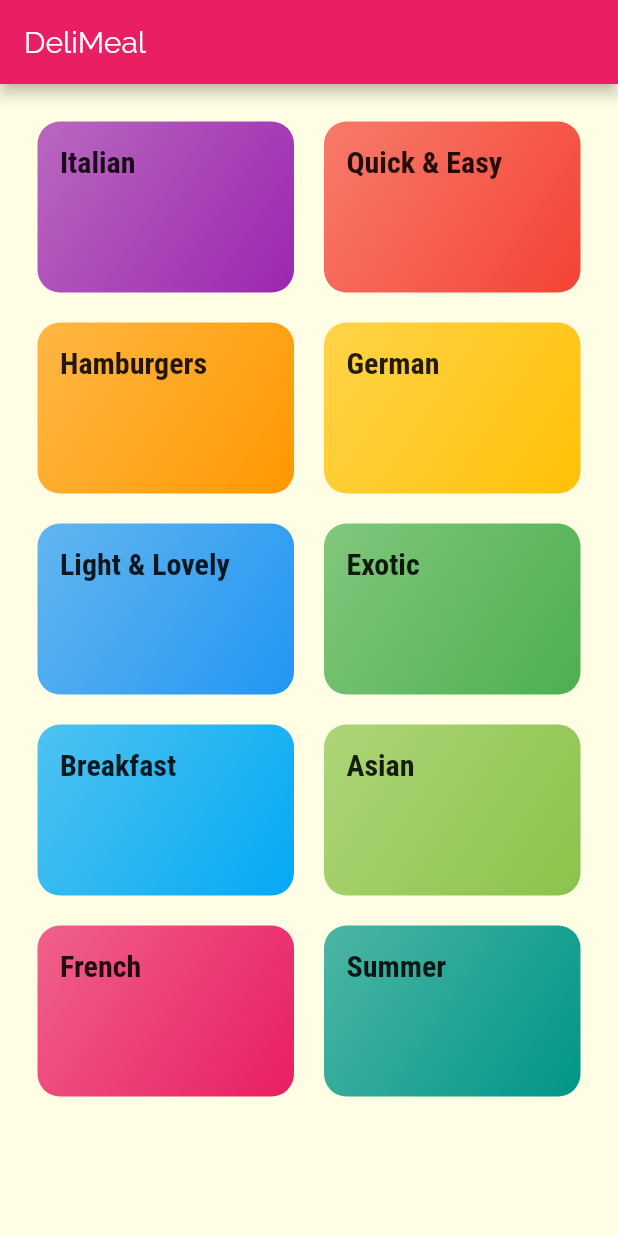
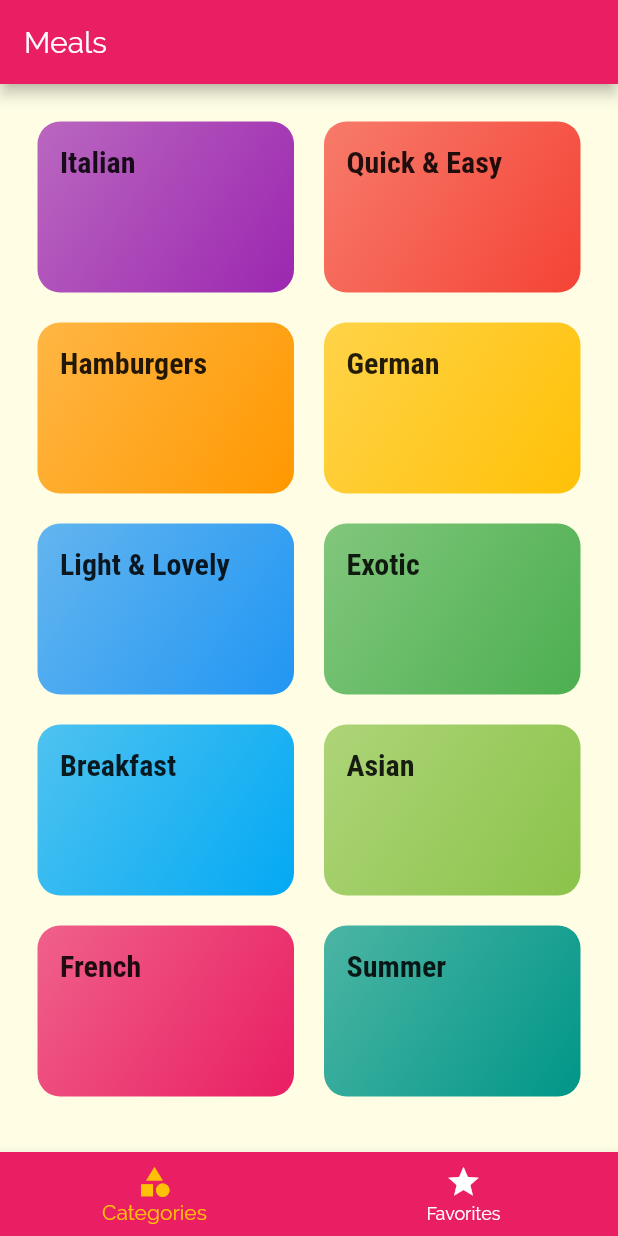
Before and after one commit to nhasley/Meal-App-Dart, a Flutter app: the screen it shows after launch, on a phone screen of 412 x 824 dp. Run offline on Flutter 3.47's test engine with Material 2 defaults, Android fonts, the phone set to English and light mode, and no system bars.

Commit message:
adding tabs

```diff
--- a/lib/main.dart
+++ b/lib/main.dart
@@ -3,6 +3,7 @@ import 'package:flutter/material.dart';
 import './screens/meal_detail_screen.dart';
 import './screens/category_meals_screen.dart';
 import './screens/categories_screen.dart';
+import './screens/tabs_screen.dart';
 
 void main() => runApp(MyApp());
 
@@ -32,9 +33,16 @@ class MyApp extends StatelessWidget {
       // home: CategoriesScreen(),
       initialRoute: '/', // default is '/'
       routes: {
-        '/': (ctx) => CategoriesScreen(),
+        '/': (ctx) => TabsScreen(),
         CategoryMealsScreen.routeName: (ctx) => CategoryMealsScreen(),
         MealDetailScreen.routeName: (ctx) => MealDetailScreen(),
+      },
+      onGenerateRoute: (settings) {
+        // print(settings.arguments);
+        // return MaterialPageRoute(builder: (ctx) => CategoriesScreen());
+      },
+      onUnknownRoute: (settings) {
+        return MaterialPageRoute(builder: (ctx) => CategoriesScreen());
       },
     );
   }
--- a/lib/screens/categories_screen.dart
+++ b/lib/screens/categories_screen.dart
@@ -6,11 +6,7 @@ import '../widgets/category_item.dart';
 class CategoriesScreen extends StatelessWidget {
   @override
   Widget build(BuildContext context) {
-    return Scaffold(
-      appBar: AppBar(
-        title: const Text('DeliMeal'),
-      ),
-      body: GridView(
+    return GridView(
       padding: const EdgeInsets.all(25),
       children: DUMMY_CATEGORIES
           .map(
@@ -27,7 +23,6 @@ class CategoriesScreen extends StatelessWidget {
         crossAxisSpacing: 20,
         mainAxisSpacing: 20,
       ),
-      ),
     );
   }
 }
--- /dev/null
+++ b/lib/screens/tabs_screen.dart
@@ -0,0 +1,56 @@
+import 'package:flutter/material.dart';
+import './categories_screen.dart';
+import './favorites_screen.dart';
+
+class TabsScreen extends StatefulWidget {
+  @override
+  _TabsScreenState createState() => _TabsScreenState();
+}
+
+class _TabsScreenState extends State<TabsScreen> {
+  final List<Widget> _pages = [
+    CategoriesScreen(),
+    FavoritesScreen(),
+  ];
+  int _selectedPageIndex = 0;
+
+  void _selectPage(int index) {
+    setState(() {
+      _selectedPageIndex = index;
+    });
+  }
+
+  @override
+  Widget build(BuildContext context) {
+    return Scaffold(
+        body: DefaultTabController(
+      length: 2,
+      child: Scaffold(
+        appBar: AppBar(
+          title: Text('Meals'),
+        ),
+        body: _pages[_selectedPageIndex],
+        bottomNavigationBar: BottomNavigationBar(
+          onTap: _selectPage,
+          backgroundColor: Theme.of(context).primaryColor,
+          unselectedItemColor: Colors.white,
+          selectedItemColor: Theme.of(context).accentColor,
+          currentIndex: _selectedPageIndex,
+          // type: BottomNavigationBarType.shifting,
+          items: [
+            BottomNavigationBarItem(
+              backgroundColor: Theme.of(context).primaryColor,
+              icon: Icon(Icons.category),
+              title: Text('Categories'),
+            ),
+            BottomNavigationBarItem(
+              backgroundColor: Theme.of(context).primaryColor,
+              icon: Icon(Icons.star),
+              title: Text('Favorites'),
+            )
+          ],
+        ),
+      ),
+    ));
+  }
+}
```
Also changed, not shown: lib/screens/favorites_screen.dart (added, +10 -0 lines), lib/screens/meal_detail_screen.dart (+78 -2 lines), lib/widgets/meal_item.dart (+4 -5 lines). Lines whose indentation alone changed are shown as unchanged.
